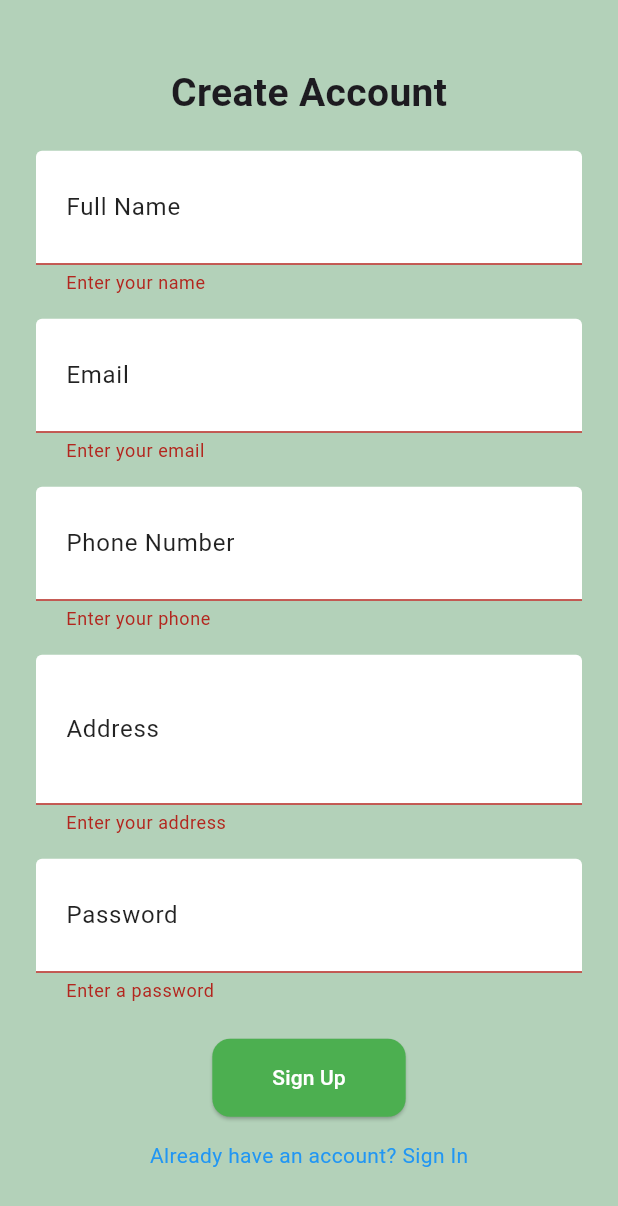
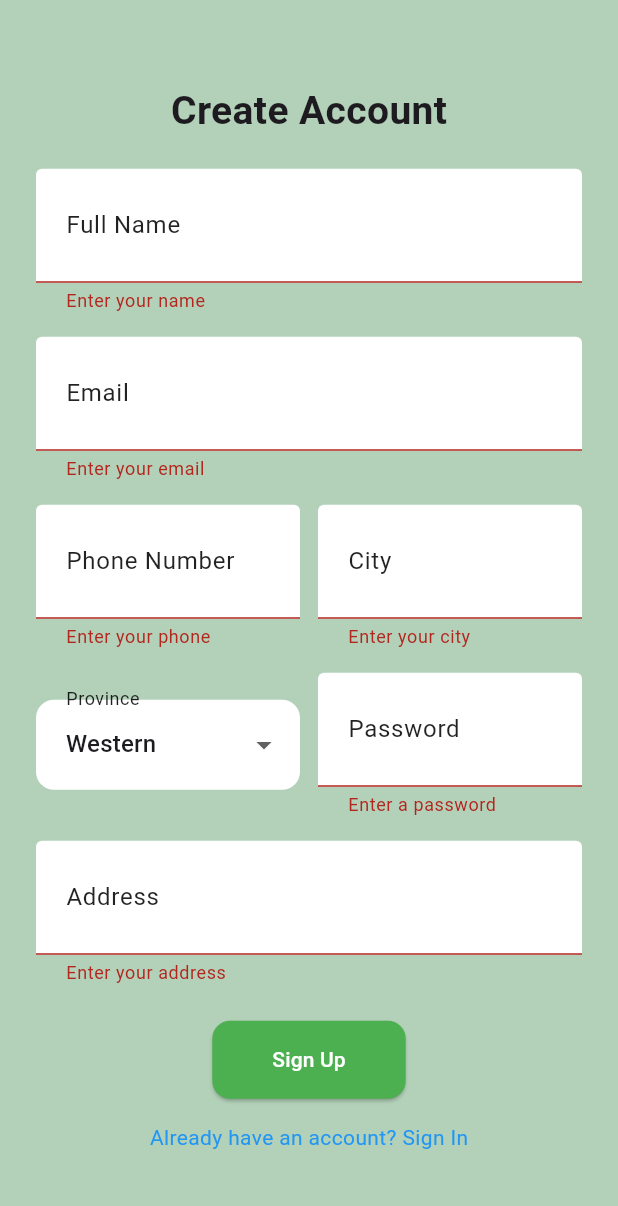
Before and after one commit to bhathiknk/community_app-frontend, a Flutter app: the SignUpPage screen opened by its route, after a tap on "Sign Up", on a phone screen of 412 x 824 dp. Shown: the top 1206 px of the screen. Run offline on Flutter 3.47's test engine with Material 3 defaults, Android fonts, the phone set to English and light mode, and no system bars; our stand-ins replace carousel_slider, image_cropper, image_picker; network calls fail.

```diff
--- a/lib/LogingPages/signup_page.dart
+++ b/lib/LogingPages/signup_page.dart
@@ -17,6 +17,21 @@ class _SignUpPageState extends State<SignUpPage> {
   final TextEditingController _phoneController = TextEditingController();
   final TextEditingController _passwordController = TextEditingController();
   final TextEditingController _addressController = TextEditingController();
+  final TextEditingController _cityController = TextEditingController();
+
+  // We'll store the selected province in a string variable instead of a TextField.
+  final List<String> _provinceList = [
+    'Western',
+    'Central',
+    'Southern',
+    'North-Western',
+    'Sabaragamuva',
+    'Northern',
+    'Eastern',
+    'Uva',
+    'North-Central',
+  ];
+  String _selectedProvince = 'Western'; // Default selection
 
   static const String BASE_URL = "http://10.0.2.2:8080";
 
@@ -44,9 +59,12 @@ class _SignUpPageState extends State<SignUpPage> {
     final fullName = _nameController.text.trim();
     final email = _emailController.text.trim();
     final phone = _phoneController.text.trim();
-    final password = _passwordController.text;
+    final password = _passwordController.text.trim();
     final address = _addressController.text.trim();
+    final city = _cityController.text.trim();
+    final province = _selectedProvince;
 
+    // Show a loading indicator
     showDialog(
       context: context,
       barrierDismissible: false,
@@ -61,12 +79,14 @@ class _SignUpPageState extends State<SignUpPage> {
           "fullName": fullName,
           "email": email,
           "phone": phone,
+          "address": address,
           "password": password,
-          "address": address,
+          "city": city,
+          "province": province,
         }),
       );
 
-      Navigator.pop(context);
+      Navigator.pop(context); // close the progress indicator dialog
 
       if (response.statusCode == 200) {
         await showDialog(
@@ -82,7 +102,7 @@ class _SignUpPageState extends State<SignUpPage> {
             ],
           ),
         );
-
+        // Navigate to sign-in screen
         Navigator.pushReplacementNamed(context, '/signin');
       } else {
         final error = jsonDecode(response.body);
@@ -114,10 +134,10 @@ class _SignUpPageState extends State<SignUpPage> {
   Widget build(BuildContext context) {
     return Scaffold(
       backgroundColor: const Color(0xFFB3D1B9),
-      body: Padding(
-        padding: const EdgeInsets.all(24.0),
+      body: SafeArea(
         child: Center(
           child: SingleChildScrollView(
+            padding: const EdgeInsets.all(24.0),
             child: Column(
               children: [
                 const Text(
@@ -129,44 +149,103 @@ class _SignUpPageState extends State<SignUpPage> {
                   key: _formKey,
                   child: Column(
                     children: [
+                      // Full Name (full width)
                       TextFormField(
                         controller: _nameController,
                         decoration: _inputDecoration('Full Name'),
-                        validator: (value) => value == null || value.isEmpty ? 'Enter your name' : null,
+                        validator: (value) => (value == null || value.isEmpty)
+                            ? 'Enter your name'
+                            : null,
                       ),
                       const SizedBox(height: 16),
 
+                      // Email (full width)
                       TextFormField(
                         controller: _emailController,
                         decoration: _inputDecoration('Email'),
-                        validator: (value) => value == null || value.isEmpty ? 'Enter your email' : null,
+                        validator: (value) => (value == null || value.isEmpty)
+                            ? 'Enter your email'
+                            : null,
                       ),
                       const SizedBox(height: 16),
 
-                      TextFormField(
-                        controller: _phoneController,
-                        keyboardType: TextInputType.phone,
-                        decoration: _inputDecoration('Phone Number'),
-                        validator: (value) => value == null || value.isEmpty ? 'Enter your phone' : null,
+                      // Row 1: Phone + City
+                      Row(
+                        children: [
+                          Expanded(
+                            child: TextFormField(
+                              controller: _phoneController,
+                              keyboardType: TextInputType.phone,
+                              decoration: _inputDecoration('Phone Number'),
+                              validator: (value) =>
+                              (value == null || value.isEmpty)
+                                  ? 'Enter your phone'
+                                  : null,
+                            ),
+                          ),
+                          const SizedBox(width: 12),
+                          Expanded(
+                            child: TextFormField(
+                              controller: _cityController,
+                              decoration: _inputDecoration('City'),
+                              validator: (value) =>
+                              (value == null || value.isEmpty)
+                                  ? 'Enter your city'
+                                  : null,
+                            ),
+                          ),
+                        ],
                       ),
                       const SizedBox(height: 16),
 
-                      TextFormField(
-                        controller: _addressController,
-                        maxLines: 2,
-                        decoration: _inputDecoration('Address'),
-                        validator: (value) => value == null || value.isEmpty ? 'Enter your address' : null,
+                      // Row 2: Province (Dropdown) + Password
+                      Row(
+                        children: [
+                          Expanded(
+                            child: DropdownButtonFormField<String>(
+                              value: _selectedProvince,
+                              decoration: _inputDecoration('Province'),
+                              items: _provinceList.map((p) {
+                                return DropdownMenuItem<String>(
+                                  value: p,
+                                  child: Text(p),
+                                );
+                              }).toList(),
+                              onChanged: (val) {
+                                setState(() {
+                                  _selectedProvince = val ?? 'Western';
+                                });
+                              },
+                              validator: (value) => (value == null || value.isEmpty)
+                                  ? 'Select a province'
+                                  : null,
+                            ),
+                          ),
+                          const SizedBox(width: 12),
+                          Expanded(
+                            child: TextFormField(
+                              controller: _passwordController,
+                              obscureText: true,
+                              decoration: _inputDecoration('Password'),
+                              validator: (value) => (value == null || value.isEmpty)
+                                  ? 'Enter a password'
+                                  : null,
+                            ),
+                          ),
+                        ],
                       ),
                       const SizedBox(height: 16),
 
+                      // Address (single big text field)
                       TextFormField(
-                        controller: _passwordController,
-                        obscureText: true,
-                        decoration: _inputDecoration('Password'),
-                        validator: (value) => value == null || value.isEmpty ? 'Enter a password' : null,
+                        controller: _addressController,
+                        decoration: _inputDecoration('Address'),
+                        validator: (value) =>
+                        (value == null || value.isEmpty) ? 'Enter your address' : null,
                       ),
                       const SizedBox(height: 24),
 
+                      // Sign Up button
                       ElevatedButton(
                         onPressed: _signUp,
                         style: ElevatedButton.styleFrom(
@@ -179,13 +258,14 @@ class _SignUpPageState extends State<SignUpPage> {
                       ),
                       const SizedBox(height: 16),
 
+                      // Link to sign in
                       GestureDetector(
                         onTap: () => Navigator.pushReplacementNamed(context, '/signin'),
                         child: const Text(
                           "Already have an account? Sign In",
                           style: TextStyle(color: Colors.blue),
                         ),
-                      )
+                      ),
                     ],
                   ),
                 ),
```
Also changed, not shown: lib/MainScreens/HomePage.dart (+42 -15 lines).
